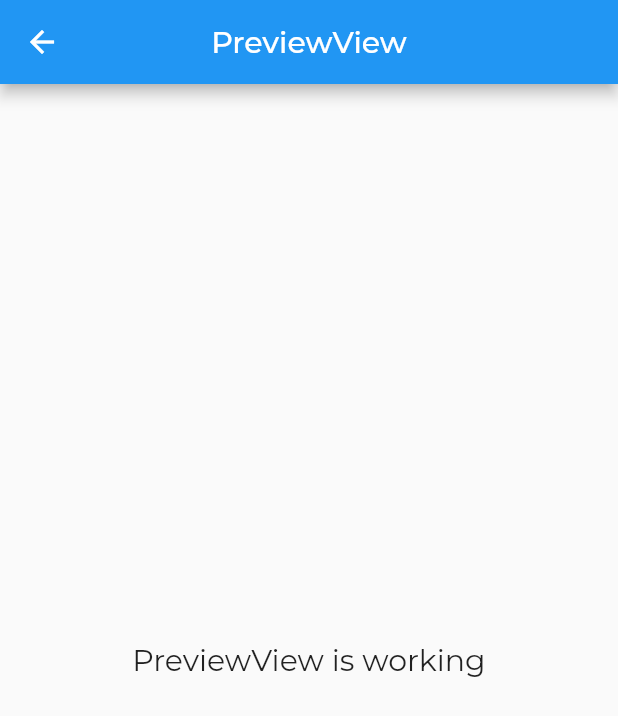
After one commit to inozura/rice-disease-prediction, a Flutter app: the PreviewView screen opened by its route, on a phone screen of 412 x 824 dp. The commit adds this screen. Shown: the top 716 px of the screen. Run offline on Flutter 3.47's test engine with Material 2 defaults, Android fonts, the phone set to English and light mode, and no system bars; our stand-ins replace camera, flutter_svg, get, google_fonts.

Commit message:
fix camera and create preview page

```diff
--- a/lib/app/modules/home/views/home_view.dart
+++ b/lib/app/modules/home/views/home_view.dart
@@ -92,7 +92,7 @@ class HomeView extends GetView<HomeController> {
                 ],
               ),
               Container(
-                margin: EdgeInsets.only(bottom: 0),
+                margin: EdgeInsets.only(bottom: 15),
                 child: ElevatedButton(
                   onPressed: () async => {
                     await availableCameras().then((value) =>
--- /dev/null
+++ b/lib/app/modules/preview/views/preview_view.dart
@@ -0,0 +1,24 @@
+import 'package:flutter/material.dart';
+
+import 'package:get/get.dart';
+
+import '../controllers/preview_controller.dart';
+
+class PreviewView extends GetView<PreviewController> {
+  const PreviewView({Key? key}) : super(key: key);
+  @override
+  Widget build(BuildContext context) {
+    return Scaffold(
+      appBar: AppBar(
+        title: const Text('PreviewView'),
+        centerTitle: true,
+      ),
+      body: const Center(
+        child: Text(
+          'PreviewView is working',
+          style: TextStyle(fontSize: 20),
+        ),
+      ),
+    );
+  }
+}
--- a/lib/app/routes/app_pages.dart
+++ b/lib/app/routes/app_pages.dart
@@ -4,6 +4,8 @@ import '../modules/camera/bindings/camera_binding.dart';
 import '../modules/camera/views/camera_view.dart';
 import '../modules/home/bindings/home_binding.dart';
 import '../modules/home/views/home_view.dart';
+import '../modules/preview/bindings/preview_binding.dart';
+import '../modules/preview/views/preview_view.dart';
 
 part 'app_routes.dart';
 
@@ -19,9 +21,14 @@ class AppPages {
       binding: HomeBinding(),
     ),
     GetPage(
-      name: _Paths.CAMERA,
-      page: () => const CameraView(),
-      binding: CameraBinding(),
+        name: _Paths.CAMERA,
+        page: () => const CameraView(),
+        binding: CameraBinding(),
+        transition: Transition.rightToLeftWithFade),
+    GetPage(
+      name: _Paths.PREVIEW,
+      page: () => const PreviewView(),
+      binding: PreviewBinding(),
     ),
   ];
 }
--- a/lib/app/routes/app_routes.dart
+++ b/lib/app/routes/app_routes.dart
@@ -5,10 +5,12 @@ abstract class Routes {
   Routes._();
   static const HOME = _Paths.HOME;
   static const CAMERA = _Paths.CAMERA;
+  static const PREVIEW = _Paths.PREVIEW;
 }
 
 abstract class _Paths {
   _Paths._();
   static const HOME = '/home';
   static const CAMERA = '/camera';
+  static const PREVIEW = '/preview';
 }
--- a/lib/constant/colors.dart
+++ b/lib/constant/colors.dart
@@ -1,2 +1,4 @@
 const primary = 0xFF6C63FF;
 const backgroundColor = 0xFFFFFFFF;
+
+const grayIcon = 0xFFB3B3B3;
```
Also changed, not shown: lib/app/modules/camera/controllers/camera_controller.dart (+25 -12 lines), lib/app/modules/camera/views/camera_view.dart (+49 -23 lines), lib/app/modules/preview/bindings/preview_binding.dart (added, +12 -0 lines), lib/app/modules/preview/controllers/preview_controller.dart (added, +23 -0 lines).
